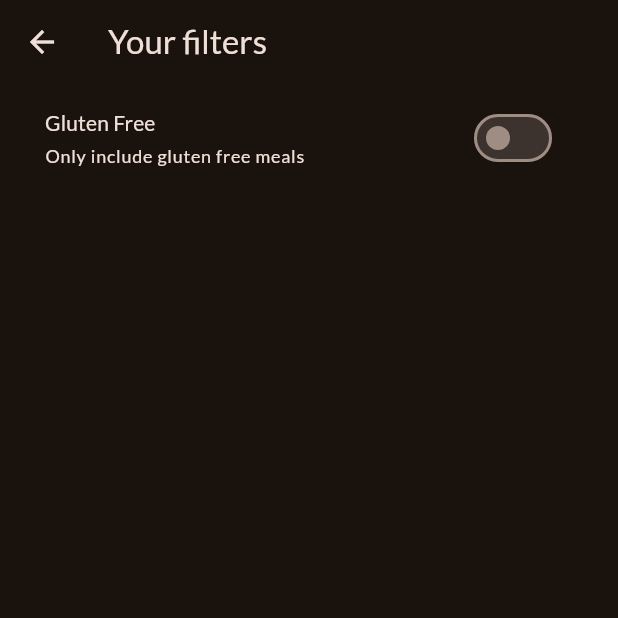
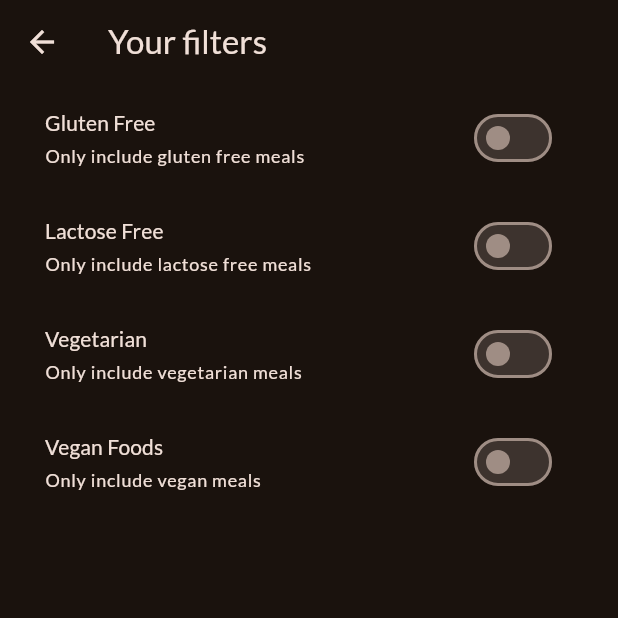
Before and after one commit to def-Siddharth-Mishra/melee, a Flutter app: the FiltersScreen screen opened directly, on a phone screen of 412 x 824 dp, the top half of it. Run offline on Flutter 3.47's test engine with Material 3 defaults, Android fonts, the phone set to English and light mode, and no system bars; our stand-ins replace google_fonts, transparent_image.

Commit message:
Added all filters available

```diff
--- a/lib/screens/filters.dart
+++ b/lib/screens/filters.dart
@@ -9,6 +9,9 @@ class FiltersScreen extends StatefulWidget {
 
 class _FiltersScreenState extends State<FiltersScreen> {
   var _glutenFreeFilterSet = false;
+  var _lactoseFreeFilterSet = false;
+  var _vegetarianFreeFilterSet = false;
+  var _veganFreeFilterSet = false;
 
   @override
   Widget build(BuildContext context) {
@@ -51,7 +54,82 @@ class _FiltersScreenState extends State<FiltersScreen> {
               left: 30,
               right: 40,
             ),
-          )
+          ),
+          SwitchListTile(
+            value: _lactoseFreeFilterSet,
+            onChanged: (isChecked) {
+              setState(() {
+                _lactoseFreeFilterSet = isChecked;
+              });
+            },
+            title: Text(
+              "Lactose Free",
+              style: Theme.of(context).textTheme.labelLarge!.copyWith(
+                    color: Theme.of(context).colorScheme.onSurface,
+                  ),
+            ),
+            subtitle: Text(
+              "Only include lactose free meals",
+              style: Theme.of(context).textTheme.labelMedium!.copyWith(
+                    color: Theme.of(context).colorScheme.onSurface,
+                  ),
+            ),
+            activeColor: Theme.of(context).colorScheme.tertiary,
+            contentPadding: const EdgeInsets.only(
+              left: 30,
+              right: 40,
+            ),
+          ),
+          SwitchListTile(
+            value: _vegetarianFreeFilterSet,
+            onChanged: (isChecked) {
+              setState(() {
+                _vegetarianFreeFilterSet = isChecked;
+              });
+            },
+            title: Text(
+              "Vegetarian",
+              style: Theme.of(context).textTheme.labelLarge!.copyWith(
+                    color: Theme.of(context).colorScheme.onSurface,
+                  ),
+            ),
+            subtitle: Text(
+              "Only include vegetarian meals",
+              style: Theme.of(context).textTheme.labelMedium!.copyWith(
+                    color: Theme.of(context).colorScheme.onSurface,
+                  ),
+            ),
+            activeColor: Theme.of(context).colorScheme.tertiary,
+            contentPadding: const EdgeInsets.only(
+              left: 30,
+              right: 40,
+            ),
+          ),
+          SwitchListTile(
+            value: _veganFreeFilterSet,
+            onChanged: (isChecked) {
+              setState(() {
+                _veganFreeFilterSet = isChecked;
+              });
+            },
+            title: Text(
+              "Vegan Foods",
+              style: Theme.of(context).textTheme.labelLarge!.copyWith(
+                    color: Theme.of(context).colorScheme.onSurface,
+                  ),
+            ),
+            subtitle: Text(
+              "Only include vegan meals",
+              style: Theme.of(context).textTheme.labelMedium!.copyWith(
+                    color: Theme.of(context).colorScheme.onSurface,
+                  ),
+            ),
+            activeColor: Theme.of(context).colorScheme.tertiary,
+            contentPadding: const EdgeInsets.only(
+              left: 30,
+              right: 40,
+            ),
+          ),
         ],
       ),
     );
```
